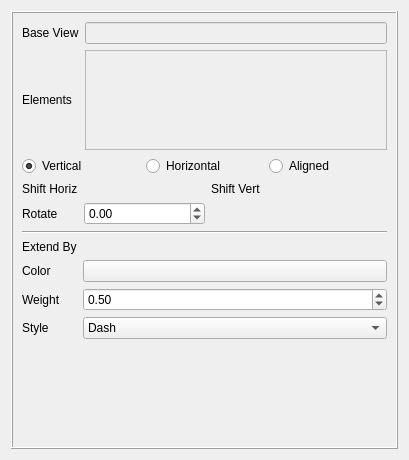
berndhahnebach/All_FreeCAD, file src/Mod/TechDraw/Gui/TaskCenterLine.ui: the form before one commit.
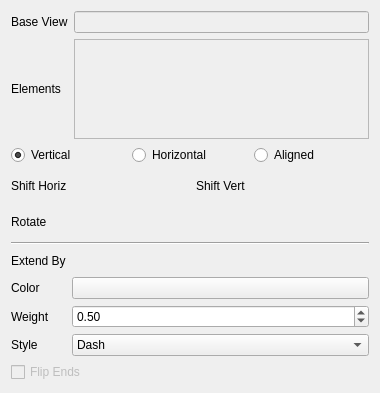
The form after the commit. Icons and pictures are not drawn. Custom widgets are drawn as their Qt base class.

```diff
--- a/src/Mod/TechDraw/Gui/TaskCenterLine.ui
+++ b/src/Mod/TechDraw/Gui/TaskCenterLine.ui
@@ -6,12 +6,12 @@
    <rect>
     <x>0</x>
     <y>0</y>
-    <width>409</width>
-    <height>460</height>
+    <width>380</width>
+    <height>393</height>
    </rect>
   </property>
   <property name="sizePolicy">
-   <sizepolicy hsizetype="Fixed" vsizetype="Expanding">
+   <sizepolicy hsizetype="Fixed" vsizetype="Preferred">
     <horstretch>0</horstretch>
     <verstretch>0</verstretch>
    </sizepolicy>
@@ -29,24 +29,7 @@
    <iconset resource="Resources/TechDraw.qrc">
     <normaloff>:/icons/actions/techdraw-facecenterline.svg</normaloff>:/icons/actions/techdraw-facecenterline.svg</iconset>
   </property>
-  <layout class="QVBoxLayout" name="verticalLayout_2">
-   <item>
-    <widget class="QFrame" name="frame">
-     <property name="sizePolicy">
-      <sizepolicy hsizetype="Expanding" vsizetype="Expanding">
-       <horstretch>0</horstretch>
-       <verstretch>0</verstretch>
-      </sizepolicy>
-     </property>
-     <property name="frameShape">
-      <enum>QFrame::Box</enum>
-     </property>
-     <property name="frameShadow">
-      <enum>QFrame::Raised</enum>
-     </property>
-     <layout class="QVBoxLayout" name="verticalLayout_3">
-      <item>
-       <layout class="QVBoxLayout" name="verticalLayout_4">
+  <layout class="QVBoxLayout" name="verticalLayout">
         <item>
          <layout class="QGridLayout" name="gridLayout">
           <item row="0" column="1">
@@ -164,14 +147,20 @@
            </widget>
           </item>
           <item row="2" column="1">
-           <widget class="QDoubleSpinBox" name="dsbRotate">
+      <widget class="Gui::QuantitySpinBox" name="qsbRotate" native="true">
+       <property name="minimumSize">
+        <size>
+         <width>0</width>
+         <height>20</height>
+        </size>
+       </property>
             <property name="toolTip">
              <string>Rotate line +CCW or -CW</string>
             </property>
-            <property name="minimum">
+       <property name="minimum" stdset="0">
              <double>-360.000000000000000</double>
             </property>
-            <property name="maximum">
+       <property name="maximum" stdset="0">
              <double>360.000000000000000</double>
             </property>
            </widget>
@@ -188,6 +177,12 @@
           </item>
           <item row="0" column="1">
            <widget class="Gui::QuantitySpinBox" name="qsbHorizShift" native="true">
+       <property name="minimumSize">
+        <size>
+         <width>0</width>
+         <height>20</height>
+        </size>
+       </property>
             <property name="toolTip">
              <string>Move line -Left or +Right</string>
             </property>
@@ -313,6 +308,12 @@
           </item>
           <item row="1" column="1">
            <widget class="Gui::QuantitySpinBox" name="qsbExtend" native="true">
+       <property name="minimumSize">
+        <size>
+         <width>0</width>
+         <height>20</height>
+        </size>
+       </property>
             <property name="toolTip">
              <string>Make the line a little longer.</string>
             </property>
@@ -326,22 +327,18 @@
           </item>
          </layout>
         </item>
-       </layout>
-      </item>
       <item>
-       <spacer name="verticalSpacer">
-        <property name="orientation">
-         <enum>Qt::Vertical</enum>
-        </property>
-        <property name="sizeHint" stdset="0">
-         <size>
-          <width>20</width>
-          <height>40</height>
-         </size>
-        </property>
-       </spacer>
-      </item>
-     </layout>
+    <widget class="QCheckBox" name="cbFlip">
+     <property name="enabled">
+      <bool>false</bool>
+     </property>
+     <property name="toolTip">
+      <string>Flips endpoints of selected lines for centerline creation,
+see the FreeCAD Wiki '2LineCenterLine' for a description</string>
+     </property>
+     <property name="text">
+      <string>Flip Ends</string>
+     </property>
     </widget>
    </item>
   </layout>
```
Left out of the diff: 2 changed lines with no effect on the pictures. Lines whose indentation alone changed are shown as unchanged.
